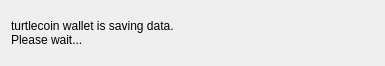
lapolinarweb/ooze-wallet, file src/Gui/Common/ExitWidget.ui: the form before one commit.
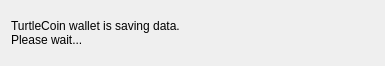
The form after the commit.

```diff
--- a/src/Gui/Common/ExitWidget.ui
+++ b/src/Gui/Common/ExitWidget.ui
@@ -17,7 +17,7 @@
    <item>
     <widget class="QLabel" name="label">
      <property name="text">
-      <string>turtlecoin wallet is saving data.
+      <string>TurtleCoin wallet is saving data.
 Please wait...</string>
      </property>
     </widget>
```
